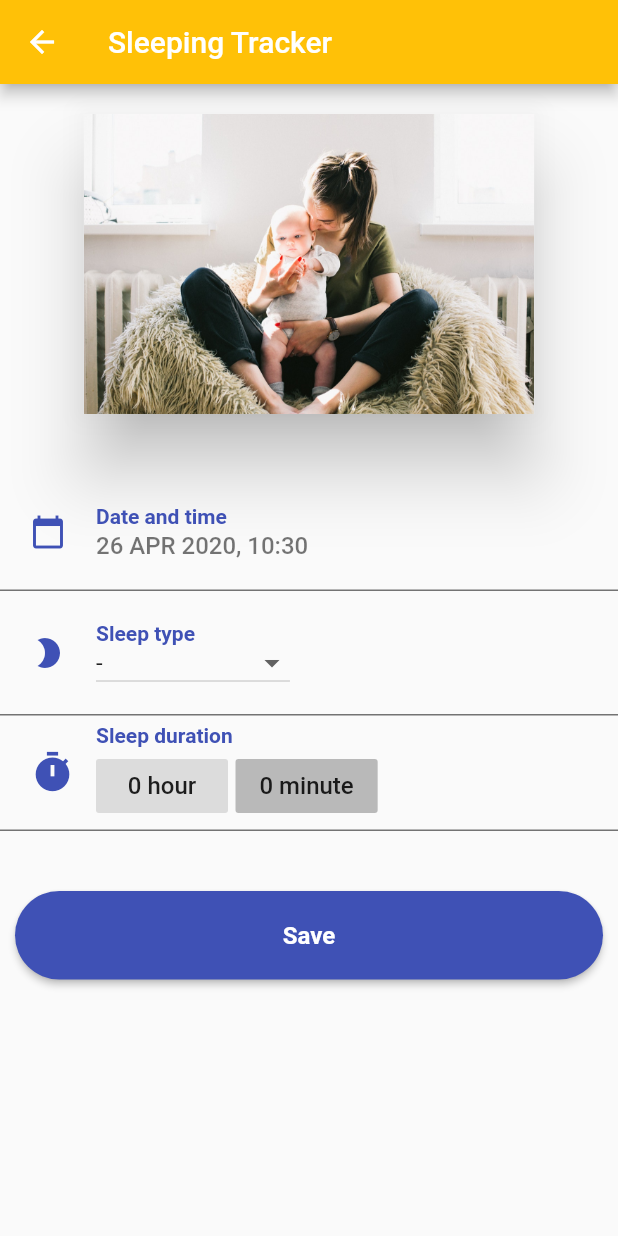
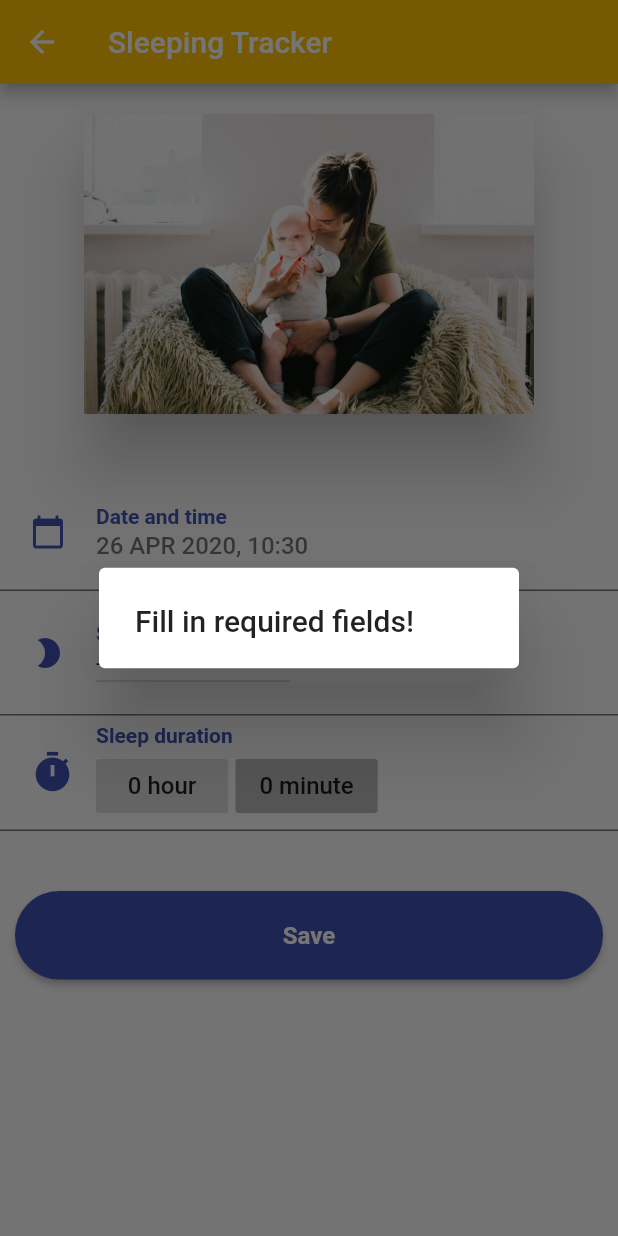
Before and after one commit to lewandowski-jan/SleepTracker, a Flutter app: the SecondPage screen opened directly with empty values, after a tap on "Save", on a phone screen of 412 x 824 dp. Run offline on Flutter 3.47's test engine with Material 2 defaults, Android fonts, the phone set to English and light mode, and no system bars; our stand-ins replace numberpicker.

```diff
--- a/lib/pages/secondpage.dart
+++ b/lib/pages/secondpage.dart
@@ -254,6 +254,15 @@ class _SecondPageState extends State<SecondPage> {
                           widget.sleepRecords.insert(0, SleepRecord(time, type, duration));
                           Navigator.pop(context);
                         }
+                        else {
+                          showDialog(
+                            context: context,
+                            barrierDismissible: true,
+                            builder: (_) => AlertDialog(
+                              title: Text('Fill in required fields!'),
+                            ),
+                          );
+                        }
                       },
                       child: Text(
                         'Save',
```
